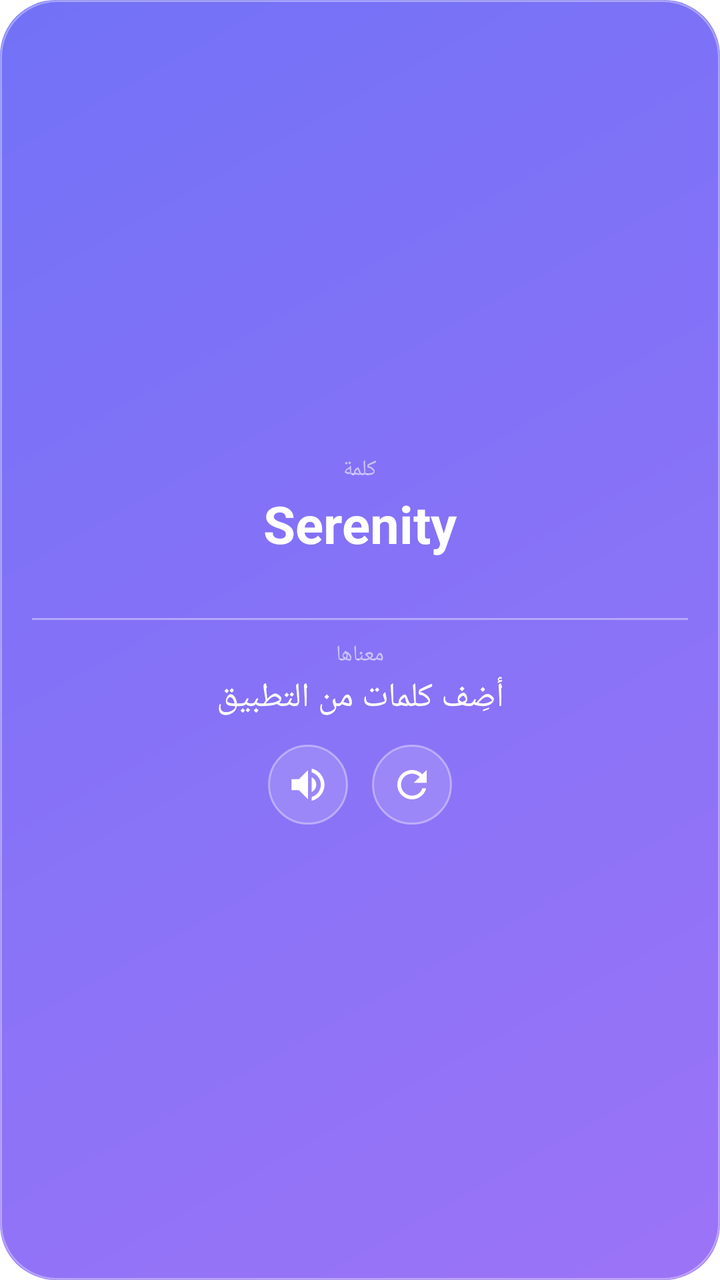
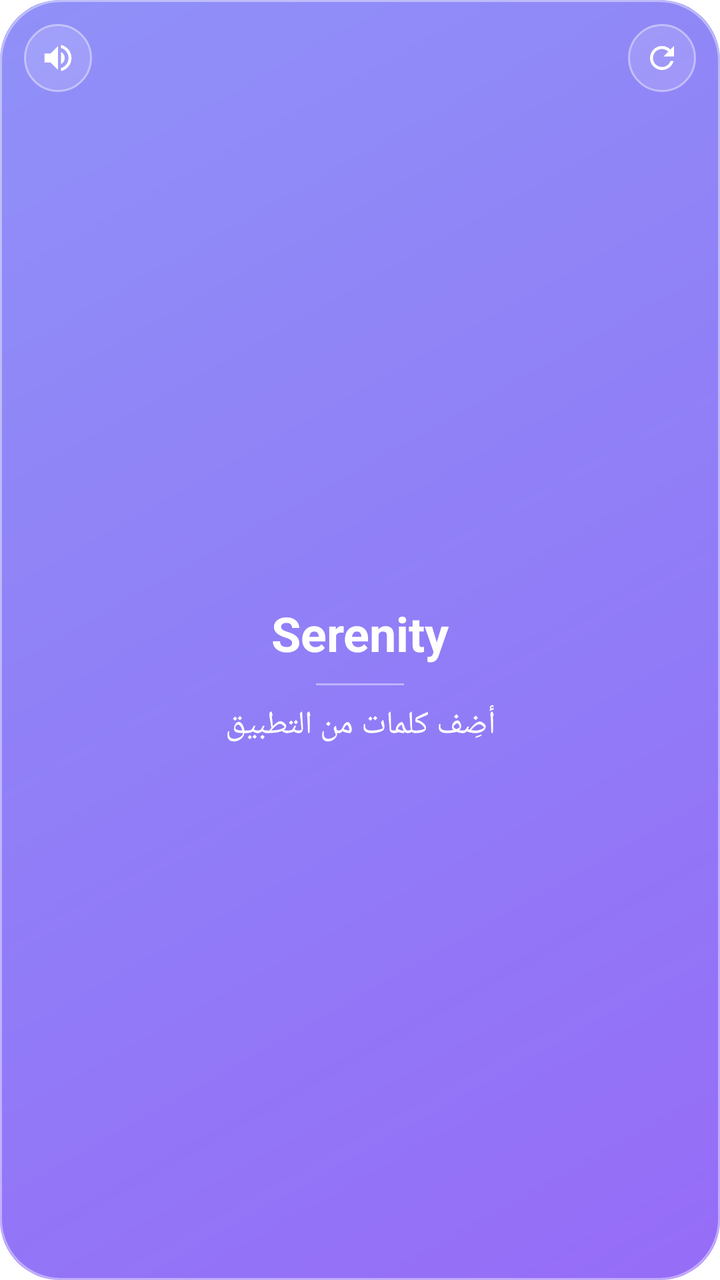

The first picture is an Android layout as it rendered before a commit; the second is the same layout after the commit. The layout source and the unified diff follow.
<!-- AndroidManifest.xml: fallback theme Theme.MaterialComponents.DayNight.NoActionBar -->
<!-- res/layout/kalima_widget.xml -->
<?xml version="1.0" encoding="utf-8"?>
<LinearLayout xmlns:android="http://schemas.android.com/apk/res/android"
  android:id="@+id/kalima_root"
  android:layout_width="match_parent"
  android:layout_height="match_parent"
  android:orientation="vertical"
  android:background="@drawable/kalima_widget_bg"
  android:padding="16dp"
  android:gravity="center">

  
  <TextView
    android:layout_width="wrap_content"
    android:layout_height="wrap_content"
    android:text="@string/kalima_widget_word"
    android:textSize="11sp"
    android:textColor="@color/kalima_on_brand_faint" />

  <TextView
    android:id="@+id/kalima_word"
    android:layout_width="match_parent"
    android:layout_height="wrap_content"
    android:layout_marginTop="2dp"
    android:gravity="center"
    android:maxLines="1"
    android:ellipsize="end"
    android:textSize="26sp"
    android:textStyle="bold"
    android:textDirection="ltr"
    android:textColor="@color/kalima_on_brand"
    android:text="Serenity" />

  <TextView
    android:id="@+id/kalima_ipa"
    android:layout_width="match_parent"
    android:layout_height="wrap_content"
    android:gravity="center"
    android:maxLines="1"
    android:ellipsize="end"
    android:textSize="13sp"
    android:textDirection="ltr"
    android:textColor="@color/kalima_on_brand_muted"
    android:text="" />

  
  <ImageView
    android:layout_width="match_parent"
    android:layout_height="1dp"
    android:layout_marginTop="12dp"
    android:layout_marginBottom="10dp"
    android:contentDescription="@null"
    android:background="@drawable/kalima_divider" />

  
  <TextView
    android:layout_width="wrap_content"
    android:layout_height="wrap_content"
    android:text="@string/kalima_widget_meaning"
    android:textSize="11sp"
    android:textColor="@color/kalima_on_brand_faint" />

  <TextView
    android:id="@+id/kalima_meaning"
    android:layout_width="match_parent"
    android:layout_height="wrap_content"
    android:layout_marginTop="2dp"
    android:gravity="center"
    android:maxLines="2"
    android:ellipsize="end"
    android:textSize="17sp"
    android:textColor="@color/kalima_on_brand"
    android:text="@string/kalima_widget_empty" />

  
  <LinearLayout
    android:layout_width="wrap_content"
    android:layout_height="wrap_content"
    android:layout_marginTop="12dp"
    android:orientation="horizontal"
    android:gravity="center">

    <ImageButton
      android:id="@+id/kalima_speak"
      android:layout_width="40dp"
      android:layout_height="40dp"
      android:layout_marginEnd="12dp"
      android:padding="9dp"
      android:background="@drawable/kalima_pill"
      android:src="@drawable/kalima_ic_speak"
      android:scaleType="fitCenter"
      android:contentDescription="@string/kalima_widget_speak" />

    <ImageButton
      android:id="@+id/kalima_next"
      android:layout_width="40dp"
      android:layout_height="40dp"
      android:padding="9dp"
      android:background="@drawable/kalima_pill"
      android:src="@drawable/kalima_ic_next"
      android:scaleType="fitCenter"
      android:contentDescription="@string/kalima_widget_next" />
  </LinearLayout>

</LinearLayout>
<!-- resources referenced by this layout -->
<resources>
  <color name="kalima_on_brand">#FFFFFFFF</color>
  <color name="kalima_on_brand_faint">#8FFFFFFF</color>
  <color name="kalima_on_brand_muted">#C2FFFFFF</color>
  <!-- drawable kalima_divider (drawable) -->
  <?xml version="1.0" encoding="utf-8"?>
  <shape xmlns:android="http://schemas.android.com/apk/res/android" android:shape="rectangle">
    <solid android:color="@color/kalima_glass_rim" />
  </shape>
  <!-- drawable kalima_ic_next (drawable) -->
  <vector xmlns:android="http://schemas.android.com/apk/res/android"
    android:width="24dp" android:height="24dp"
    android:viewportWidth="24" android:viewportHeight="24">
    <path android:fillColor="#FFFFFFFF"
      android:pathData="M17.65,6.35C16.2,4.9 14.21,4 12,4c-4.42,0 -7.99,3.58 -8,8s3.57,8 8,8c3.73,0 6.84,-2.55 7.73,-6h-2.08c-0.82,2.33 -3.04,4 -5.65,4 -3.31,0 -6,-2.69 -6,-6s2.69,-6 6,-6c1.66,0 3.14,0.69 4.22,1.78L13,11h7V4l-2.35,2.35z" />
  </vector>
  <!-- drawable kalima_ic_speak (drawable) -->
  <vector xmlns:android="http://schemas.android.com/apk/res/android"
    android:width="24dp" android:height="24dp"
    android:viewportWidth="24" android:viewportHeight="24">
    <path android:fillColor="#FFFFFFFF"
      android:pathData="M3,9v6h4l5,5V4L7,9H3zM16.5,12c0,-1.77 -1.02,-3.29 -2.5,-4.03v8.05c1.48,-0.73 2.5,-2.25 2.5,-4.02zM14,3.23v2.06c2.89,0.86 5,3.54 5,6.71s-2.11,5.85 -5,6.71v2.06c4.01,-0.91 7,-4.49 7,-8.77s-2.99,-7.86 -7,-8.77z" />
  </vector>
  <!-- drawable kalima_pill (drawable) -->
  <?xml version="1.0" encoding="utf-8"?>
  <shape xmlns:android="http://schemas.android.com/apk/res/android" android:shape="oval">
    <solid android:color="@color/kalima_glass_pane" />
    <stroke android:width="1dp" android:color="@color/kalima_glass_rim" />
  </shape>
  <!-- drawable kalima_widget_bg (drawable) -->
  <?xml version="1.0" encoding="utf-8"?>
  <layer-list xmlns:android="http://schemas.android.com/apk/res/android">
    <item>
      <shape android:shape="rectangle">
        <corners android:radius="28dp" />
        <gradient
          android:type="linear"
          android:angle="315"
          android:startColor="@color/kalima_brand"
          android:endColor="@color/kalima_brand_alt" />
      </shape>
    </item>
    <item>
      <shape android:shape="rectangle">
        <corners android:radius="28dp" />
        <solid android:color="@color/kalima_glass_pane" />
        <stroke android:width="1dp" android:color="@color/kalima_glass_rim" />
      </shape>
    </item>
  </layer-list>
  <string name="kalima_widget_empty">أضِف كلمات من التطبيق</string>
  <string name="kalima_widget_meaning">معناها</string>
  <string name="kalima_widget_next">كلمة أخرى</string>
  <string name="kalima_widget_speak">استمع</string>
  <string name="kalima_widget_word">كلمة</string>
  <color name="kalima_glass_rim">#61FFFFFF</color>
  <color name="kalima_glass_pane">#24FFFFFF</color>
  <color name="kalima_brand">#5B5BF5</color>
  <color name="kalima_brand_alt">#8B5CF6</color>
</resources>

<!-- the commit's change to res/layout/kalima_widget.xml (unified diff, before → after) -->
@@ -5,100 +5,81 @@
   android:layout_height="match_parent"
   android:orientation="vertical"
   android:background="@drawable/kalima_widget_bg"
-  android:padding="16dp"
-  android:gravity="center">
-
-  
-  <TextView
-    android:layout_width="wrap_content"
-    android:layout_height="wrap_content"
-    android:text="@string/kalima_widget_word"
-    android:textSize="11sp"
-    android:textColor="@color/kalima_on_brand_faint" />
-
-  <TextView
-    android:id="@+id/kalima_word"
-    android:layout_width="match_parent"
-    android:layout_height="wrap_content"
-    android:layout_marginTop="2dp"
-    android:gravity="center"
-    android:maxLines="1"
-    android:ellipsize="end"
-    android:textSize="26sp"
-    android:textStyle="bold"
-    android:textDirection="ltr"
-    android:textColor="@color/kalima_on_brand"
-    android:text="Serenity" />
-
-  <TextView
-    android:id="@+id/kalima_ipa"
-    android:layout_width="match_parent"
-    android:layout_height="wrap_content"
-    android:gravity="center"
-    android:maxLines="1"
-    android:ellipsize="end"
-    android:textSize="13sp"
-    android:textDirection="ltr"
-    android:textColor="@color/kalima_on_brand_muted"
-    android:text="" />
-
-  
-  <ImageView
-    android:layout_width="match_parent"
-    android:layout_height="1dp"
-    android:layout_marginTop="12dp"
-    android:layout_marginBottom="10dp"
-    android:contentDescription="@null"
-    android:background="@drawable/kalima_divider" />
-
-  
-  <TextView
-    android:layout_width="wrap_content"
-    android:layout_height="wrap_content"
-    android:text="@string/kalima_widget_meaning"
-    android:textSize="11sp"
-    android:textColor="@color/kalima_on_brand_faint" />
-
-  <TextView
-    android:id="@+id/kalima_meaning"
-    android:layout_width="match_parent"
-    android:layout_height="wrap_content"
-    android:layout_marginTop="2dp"
-    android:gravity="center"
-    android:maxLines="2"
-    android:ellipsize="end"
-    android:textSize="17sp"
-    android:textColor="@color/kalima_on_brand"
-    android:text="@string/kalima_widget_empty" />
+  android:padding="12dp">
 
   
   <LinearLayout
-    android:layout_width="wrap_content"
+    android:layout_width="match_parent"
     android:layout_height="wrap_content"
-    android:layout_marginTop="12dp"
     android:orientation="horizontal"
-    android:gravity="center">
+    android:layoutDirection="ltr">
 
     <ImageButton
       android:id="@+id/kalima_speak"
-      android:layout_width="40dp"
-      android:layout_height="40dp"
-      android:layout_marginEnd="12dp"
-      android:padding="9dp"
+      android:layout_width="34dp"
+      android:layout_height="34dp"
+      android:padding="8dp"
       android:background="@drawable/kalima_pill"
       android:src="@drawable/kalima_ic_speak"
       android:scaleType="fitCenter"
       android:contentDescription="@string/kalima_widget_speak" />
 
+    <TextView
+      android:layout_width="0dp"
+      android:layout_height="1dp"
+      android:layout_weight="1"
+      android:text="" />
+
     <ImageButton
       android:id="@+id/kalima_next"
-      android:layout_width="40dp"
-      android:layout_height="40dp"
-      android:padding="9dp"
+      android:layout_width="34dp"
+      android:layout_height="34dp"
+      android:padding="8dp"
       android:background="@drawable/kalima_pill"
       android:src="@drawable/kalima_ic_next"
       android:scaleType="fitCenter"
       android:contentDescription="@string/kalima_widget_next" />
   </LinearLayout>
 
+  
+  <LinearLayout
+    android:layout_width="match_parent"
+    android:layout_height="0dp"
+    android:layout_weight="1"
+    android:orientation="vertical"
+    android:gravity="center">
+
+    <TextView
+      android:id="@+id/kalima_word"
+      android:layout_width="match_parent"
+      android:layout_height="wrap_content"
+      android:gravity="center"
+      android:maxLines="1"
+      android:ellipsize="end"
+      android:textSize="24sp"
+      android:textStyle="bold"
+      android:textDirection="ltr"
+      android:textColor="@color/kalima_on_brand"
+      android:text="Serenity" />
+
+    <ImageView
+      android:layout_width="44dp"
+      android:layout_height="1dp"
+      android:layout_marginTop="9dp"
+      android:layout_marginBottom="9dp"
+      android:contentDescription="@null"
+      android:background="@drawable/kalima_divider" />
+
+    <TextView
+      android:id="@+id/kalima_meaning"
+      android:layout_width="match_parent"
+      android:layout_height="wrap_content"
+      android:gravity="center"
+      android:maxLines="2"
+      android:ellipsize="end"
+      android:textSize="16sp"
+      android:textColor="@color/kalima_on_brand"
+      android:text="@string/kalima_widget_empty" />
+  </LinearLayout>
+
 </LinearLayout>
<!-- resource entries referenced after the edit -->
@@ -1,8 +1,6 @@
 <!-- resources referenced by this layout -->
 <resources>
   <color name="kalima_on_brand">#FFFFFFFF</color>
-  <color name="kalima_on_brand_faint">#8FFFFFFF</color>
-  <color name="kalima_on_brand_muted">#C2FFFFFF</color>
   <!-- drawable kalima_divider (drawable) -->
   <?xml version="1.0" encoding="utf-8"?>
   <shape xmlns:android="http://schemas.android.com/apk/res/android" android:shape="rectangle">
@@ -31,32 +29,48 @@
   <!-- drawable kalima_widget_bg (drawable) -->
   <?xml version="1.0" encoding="utf-8"?>
   <layer-list xmlns:android="http://schemas.android.com/apk/res/android">
+  
+    
     <item>
       <shape android:shape="rectangle">
-        <corners android:radius="28dp" />
+        <corners android:radius="30dp" />
         <gradient
           android:type="linear"
           android:angle="315"
-          android:startColor="@color/kalima_brand"
-          android:endColor="@color/kalima_brand_alt" />
+          android:startColor="@color/kalima_glass_top"
+          android:endColor="@color/kalima_glass_bottom" />
       </shape>
     </item>
+  
+    
     <item>
       <shape android:shape="rectangle">
-        <corners android:radius="28dp" />
-        <solid android:color="@color/kalima_glass_pane" />
+        <corners android:radius="30dp" />
+        <gradient
+          android:type="linear"
+          android:angle="315"
+          android:startColor="@color/kalima_sheen"
+          android:endColor="@color/kalima_sheen_fade" />
+      </shape>
+    </item>
+  
+    
+    <item>
+      <shape android:shape="rectangle">
+        <corners android:radius="30dp" />
         <stroke android:width="1dp" android:color="@color/kalima_glass_rim" />
       </shape>
     </item>
+  
   </layer-list>
   <string name="kalima_widget_empty">أضِف كلمات من التطبيق</string>
-  <string name="kalima_widget_meaning">معناها</string>
   <string name="kalima_widget_next">كلمة أخرى</string>
   <string name="kalima_widget_speak">استمع</string>
-  <string name="kalima_widget_word">كلمة</string>
-  <color name="kalima_glass_rim">#61FFFFFF</color>
+  <color name="kalima_glass_rim">#6BFFFFFF</color>
   <color name="kalima_glass_pane">#24FFFFFF</color>
-  <color name="kalima_brand">#5B5BF5</color>
-  <color name="kalima_brand_alt">#8B5CF6</color>
+  <color name="kalima_glass_top">#E65B5BF5</color>
+  <color name="kalima_glass_bottom">#E68B5CF6</color>
+  <color name="kalima_sheen">#40FFFFFF</color>
+  <color name="kalima_sheen_fade">#00FFFFFF</color>
 </resources>
 
